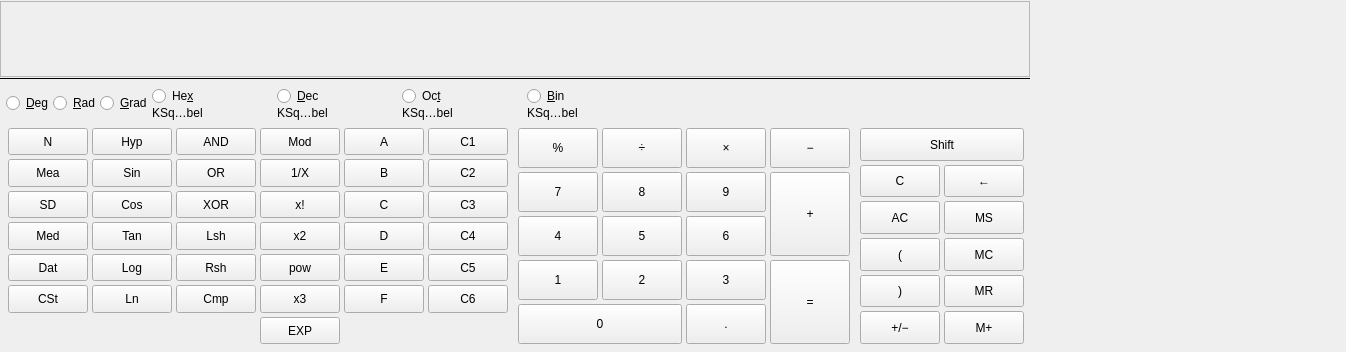
First picture: the form in kcalc.ui, repository KDE/kcalc, before the edit.
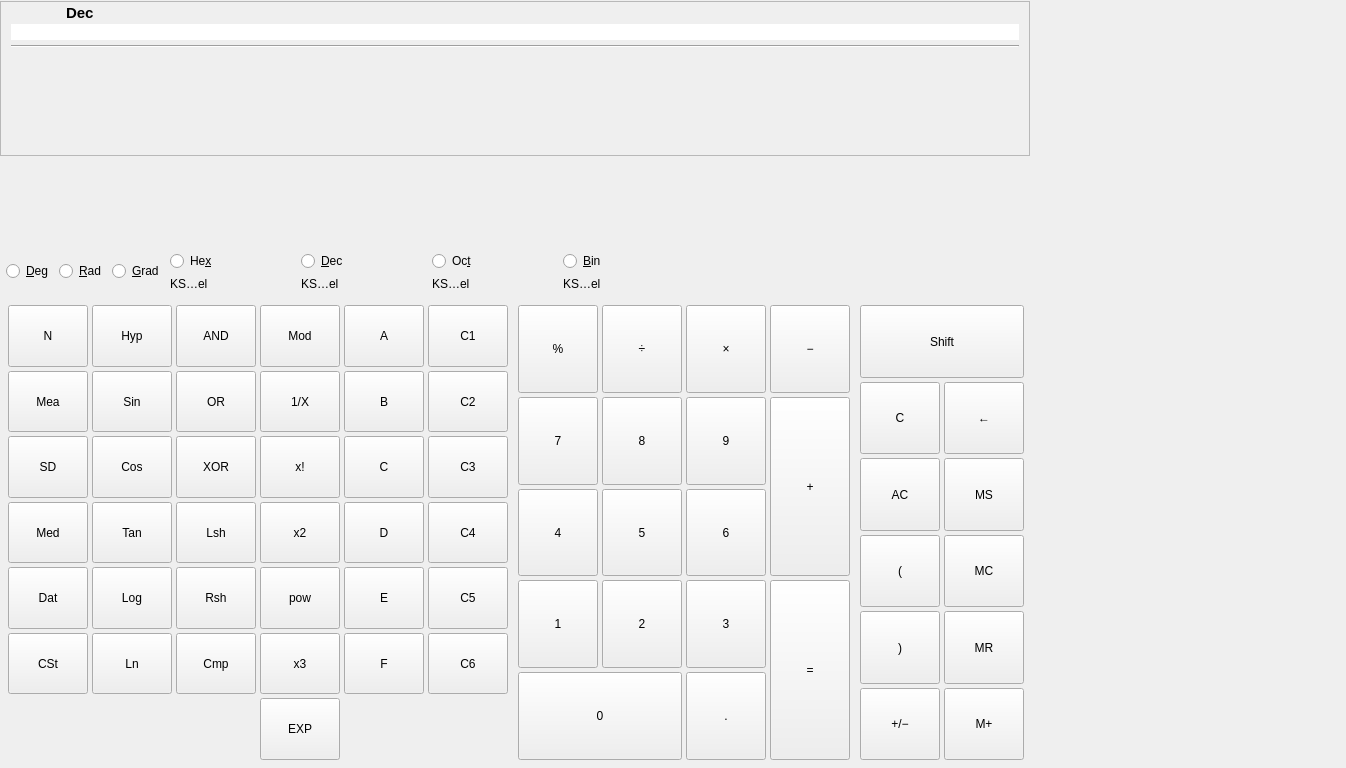
Second picture: the form after the edit. Custom widgets are drawn as their Qt base class.

Commit message: Add display for user's input

Patch:
```diff
--- a/kcalc.ui
+++ b/kcalc.ui
@@ -7,7 +7,7 @@
     <x>0</x>
     <y>0</y>
     <width>1346</width>
-    <height>352</height>
+    <height>768</height>
    </rect>
   </property>
   <property name="sizePolicy">
@@ -39,20 +39,14 @@
     <number>0</number>
    </property>
    <item>
-    <layout class="QVBoxLayout" name="firstVerticalLayout" stretch="2,0,1,0,6">
+    <layout class="QVBoxLayout" name="firstVerticalLayout" stretch="2,1,0,6">
      <property name="spacing">
-      <number>0</number>
+      <number>6</number>
      </property>
      <item>
-      <widget class="KCalcDisplay" name="calc_display">
-       <property name="sizePolicy">
-        <sizepolicy hsizetype="MinimumExpanding" vsizetype="MinimumExpanding">
-         <horstretch>0</horstretch>
-         <verstretch>0</verstretch>
-        </sizepolicy>
-       </property>
-       <property name="focusPolicy">
-        <enum>Qt::StrongFocus</enum>
+      <widget class="KCalcDisplayFrame" name="calc_display_frame">
+       <property name="styleSheet">
+        <string notr="true"/>
        </property>
        <property name="frameShape">
         <enum>QFrame::StyledPanel</enum>
@@ -60,6 +54,315 @@
        <property name="frameShadow">
         <enum>QFrame::Sunken</enum>
        </property>
+       <layout class="QVBoxLayout" name="DisplayLayout" stretch="1,5,0,0,5">
+        <property name="spacing">
+         <number>0</number>
+        </property>
+        <property name="sizeConstraint">
+         <enum>QLayout::SetDefaultConstraint</enum>
+        </property>
+        <property name="leftMargin">
+         <number>10</number>
+        </property>
+        <property name="topMargin">
+         <number>0</number>
+        </property>
+        <property name="rightMargin">
+         <number>10</number>
+        </property>
+        <property name="bottomMargin">
+         <number>0</number>
+        </property>
+        <item>
+         <layout class="QHBoxLayout" name="horizontalLayout" stretch="0,1,0,1,0,1,0,1,28">
+          <property name="spacing">
+           <number>0</number>
+          </property>
+          <property name="bottomMargin">
+           <number>0</number>
+          </property>
+          <item>
+           <spacer name="horizontalSpacer_3">
+            <property name="orientation">
+             <enum>Qt::Horizontal</enum>
+            </property>
+            <property name="sizeType">
+             <enum>QSizePolicy::Fixed</enum>
+            </property>
+            <property name="sizeHint" stdset="0">
+             <size>
+              <width>10</width>
+              <height>0</height>
+             </size>
+            </property>
+           </spacer>
+          </item>
+          <item>
+           <widget class="QLabel" name="shift_label">
+            <property name="sizePolicy">
+             <sizepolicy hsizetype="Fixed" vsizetype="Expanding">
+              <horstretch>0</horstretch>
+              <verstretch>0</verstretch>
+             </sizepolicy>
+            </property>
+            <property name="minimumSize">
+             <size>
+              <width>40</width>
+              <height>0</height>
+             </size>
+            </property>
+            <property name="font">
+             <font>
+              <pointsize>11</pointsize>
+              <weight>75</weight>
+              <bold>true</bold>
+             </font>
+            </property>
+            <property name="frameShape">
+             <enum>QFrame::NoFrame</enum>
+            </property>
+            <property name="text">
+             <string/>
+            </property>
+            <property name="scaledContents">
+             <bool>true</bool>
+            </property>
+            <property name="textInteractionFlags">
+             <set>Qt::NoTextInteraction</set>
+            </property>
+           </widget>
+          </item>
+          <item>
+           <spacer name="horizontalSpacer_4">
+            <property name="orientation">
+             <enum>Qt::Horizontal</enum>
+            </property>
+            <property name="sizeType">
+             <enum>QSizePolicy::Fixed</enum>
+            </property>
+            <property name="sizeHint" stdset="0">
+             <size>
+              <width>5</width>
+              <height>0</height>
+             </size>
+            </property>
+           </spacer>
+          </item>
+          <item>
+           <widget class="QLabel" name="base_label">
+            <property name="sizePolicy">
+             <sizepolicy hsizetype="Fixed" vsizetype="Expanding">
+              <horstretch>0</horstretch>
+              <verstretch>0</verstretch>
+             </sizepolicy>
+            </property>
+            <property name="minimumSize">
+             <size>
+              <width>35</width>
+              <height>0</height>
+             </size>
+            </property>
+            <property name="font">
+             <font>
+              <pointsize>11</pointsize>
+              <weight>75</weight>
+              <bold>true</bold>
+             </font>
+            </property>
+            <property name="frameShape">
+             <enum>QFrame::NoFrame</enum>
+            </property>
+            <property name="text">
+             <string>Dec</string>
+            </property>
+            <property name="scaledContents">
+             <bool>true</bool>
+            </property>
+           </widget>
+          </item>
+          <item>
+           <spacer name="horizontalSpacer_5">
+            <property name="orientation">
+             <enum>Qt::Horizontal</enum>
+            </property>
+            <property name="sizeType">
+             <enum>QSizePolicy::Fixed</enum>
+            </property>
+            <property name="sizeHint" stdset="0">
+             <size>
+              <width>5</width>
+              <height>0</height>
+             </size>
+            </property>
+           </spacer>
+          </item>
+          <item>
+           <widget class="QLabel" name="angle_units_label">
+            <property name="sizePolicy">
+             <sizepolicy hsizetype="Fixed" vsizetype="Expanding">
+              <horstretch>0</horstretch>
+              <verstretch>0</verstretch>
+             </sizepolicy>
+            </property>
+            <property name="minimumSize">
+             <size>
+              <width>35</width>
+              <height>0</height>
+             </size>
+            </property>
+            <property name="font">
+             <font>
+              <pointsize>11</pointsize>
+              <weight>75</weight>
+              <bold>true</bold>
+             </font>
+            </property>
+            <property name="text">
+             <string/>
+            </property>
+            <property name="scaledContents">
+             <bool>true</bool>
+            </property>
+           </widget>
+          </item>
+          <item>
+           <spacer name="horizontalSpacer_7">
+            <property name="orientation">
+             <enum>Qt::Horizontal</enum>
+            </property>
+            <property name="sizeType">
+             <enum>QSizePolicy::Fixed</enum>
+            </property>
+            <property name="sizeHint" stdset="0">
+             <size>
+              <width>5</width>
+              <height>0</height>
+             </size>
+            </property>
+           </spacer>
+          </item>
+          <item>
+           <widget class="QLabel" name="memory_label">
+            <property name="sizePolicy">
+             <sizepolicy hsizetype="Fixed" vsizetype="Expanding">
+              <horstretch>0</horstretch>
+              <verstretch>0</verstretch>
+             </sizepolicy>
+            </property>
+            <property name="minimumSize">
+             <size>
+              <width>20</width>
+              <height>0</height>
+             </size>
+            </property>
+            <property name="font">
+             <font>
+              <pointsize>11</pointsize>
+              <weight>75</weight>
+              <bold>true</bold>
+             </font>
+            </property>
+            <property name="frameShape">
+             <enum>QFrame::NoFrame</enum>
+            </property>
+            <property name="text">
+             <string/>
+            </property>
+            <property name="scaledContents">
+             <bool>true</bool>
+            </property>
+            <property name="textInteractionFlags">
+             <set>Qt::NoTextInteraction</set>
+            </property>
+           </widget>
+          </item>
+          <item>
+           <spacer name="horizontalSpacer_6">
+            <property name="orientation">
+             <enum>Qt::Horizontal</enum>
+            </property>
+            <property name="sizeType">
+             <enum>QSizePolicy::Expanding</enum>
+            </property>
+            <property name="sizeHint" stdset="0">
+             <size>
+              <width>0</width>
+              <height>0</height>
+             </size>
+            </property>
+           </spacer>
+          </item>
+         </layout>
+        </item>
+        <item>
+         <widget class="KCalcInputDisplay" name="input_display">
+          <property name="styleSheet">
+           <string notr="true">QLineEdit { border: none }</string>
+          </property>
+          <property name="alignment">
+           <set>Qt::AlignRight|Qt::AlignTrailing|Qt::AlignVCenter</set>
+          </property>
+         </widget>
+        </item>
+        <item>
+         <spacer name="verticalSpacer">
+          <property name="orientation">
+           <enum>Qt::Vertical</enum>
+          </property>
+          <property name="sizeType">
+           <enum>QSizePolicy::Fixed</enum>
+          </property>
+          <property name="sizeHint" stdset="0">
+           <size>
+            <width>0</width>
+            <height>5</height>
+           </size>
+          </property>
+         </spacer>
+        </item>
+        <item>
+         <widget class="Line" name="line">
+          <property name="orientation">
+           <enum>Qt::Horizontal</enum>
+          </property>
+         </widget>
+        </item>
+        <item>
+         <widget class="KCalcDisplay" name="calc_display">
+          <property name="sizePolicy">
+           <sizepolicy hsizetype="Minimum" vsizetype="MinimumExpanding">
+            <horstretch>0</horstretch>
+            <verstretch>0</verstretch>
+           </sizepolicy>
+          </property>
+          <property name="minimumSize">
+           <size>
+            <width>0</width>
+            <height>60</height>
+           </size>
+          </property>
+          <property name="maximumSize">
+           <size>
+            <width>16777215</width>
+            <height>16777215</height>
+           </size>
+          </property>
+          <property name="focusPolicy">
+           <enum>Qt::StrongFocus</enum>
+          </property>
+          <property name="styleSheet">
+           <string notr="true">QFrame { border: none }</string>
+          </property>
+          <property name="frameShape">
+           <enum>QFrame::StyledPanel</enum>
+          </property>
+          <property name="frameShadow">
+           <enum>QFrame::Sunken</enum>
+          </property>
+          <layout class="QVBoxLayout" name="verticalLayout_5"/>
+         </widget>
+        </item>
+       </layout>
       </widget>
      </item>
      <item>
@@ -67,15 +370,9 @@
        <property name="leftMargin">
         <number>6</number>
        </property>
-       <property name="topMargin">
-        <number>0</number>
-       </property>
        <property name="rightMargin">
         <number>6</number>
        </property>
-       <property name="bottomMargin">
-        <number>0</number>
-       </property>
        <item>
         <widget class="KCalcBitset" name="mBitset" native="true">
          <property name="sizePolicy">
@@ -91,13 +388,6 @@
        </item>
       </layout>
      </item>
-     <item>
-      <widget class="QFrame">
-       <property name="frameShape">
-        <enum>QFrame::HLine</enum>
-       </property>
-      </widget>
-     </item>
      <item>
       <layout class="QHBoxLayout">
        <property name="leftMargin">
@@ -166,7 +456,7 @@
             </size>
            </property>
            <property name="text">
-            <string>KSq…bel</string>
+            <string>KS…el</string>
            </property>
           </widget>
          </item>
@@ -202,7 +492,7 @@
             </size>
            </property>
            <property name="text">
-            <string>KSq…bel</string>
+            <string>KS…el</string>
            </property>
           </widget>
          </item>
@@ -238,7 +528,7 @@
             </size>
            </property>
            <property name="text">
-            <string>KSq…bel</string>
+            <string>KS…el</string>
            </property>
           </widget>
          </item>
@@ -274,7 +564,7 @@
             </size>
            </property>
            <property name="text">
-            <string>KSq…bel</string>
+            <string>KS…el</string>
            </property>
           </widget>
          </item>
@@ -1527,6 +1817,17 @@
    <extends>QWidget</extends>
    <header>kcalchistory.h</header>
   </customwidget>
+  <customwidget>
+   <class>KCalcInputDisplay</class>
+   <extends>QLineEdit</extends>
+   <header>kcalc_input_display.h</header>
+  </customwidget>
+  <customwidget>
+   <class>KCalcDisplayFrame</class>
+   <extends>QFrame</extends>
+   <header>kcalc_display_frame.h</header>
+   <container>1</container>
+  </customwidget>
  </customwidgets>
  <tabstops>
   <tabstop>pb0</tabstop>
```
Left out of the diff: 857 changed lines with no effect on the pictures. The commit also changes 27 other files.
